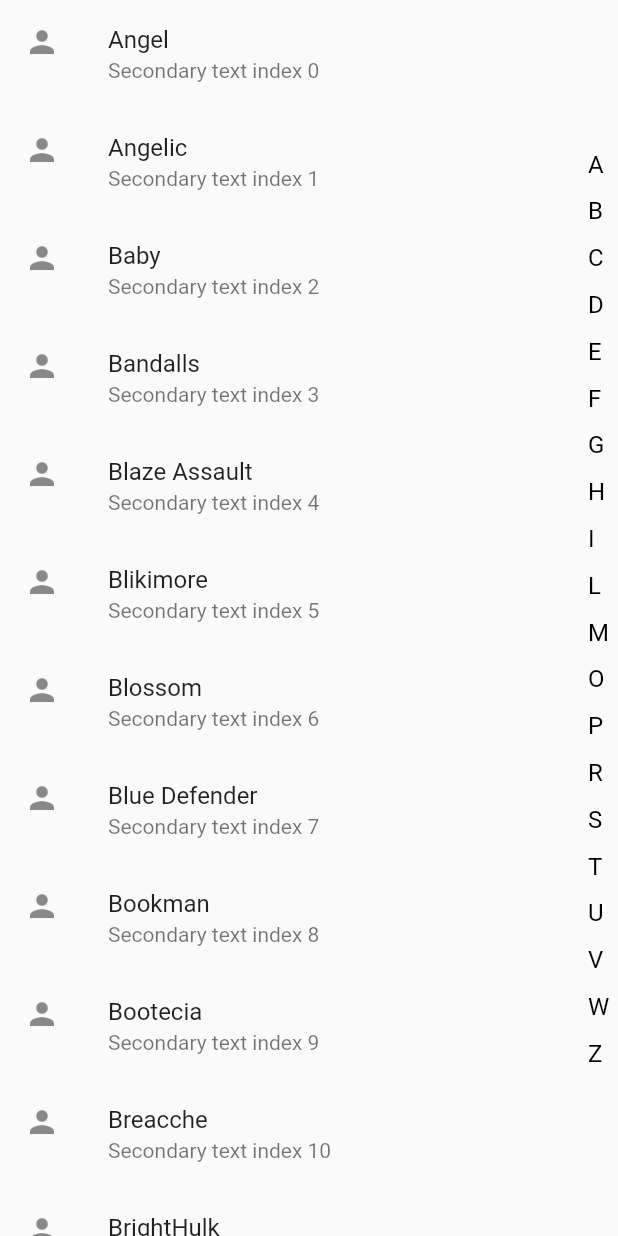
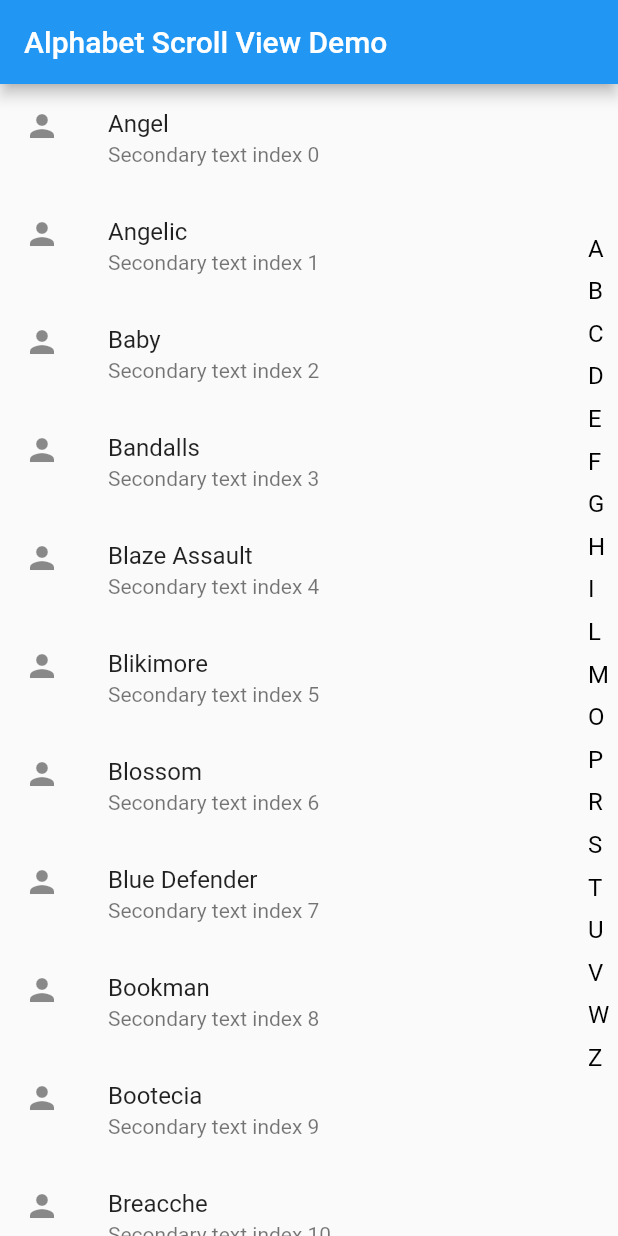
Before and after one commit to maheshj01/alphabet_scroll_view, a Flutter app: the screen it shows after launch, on a phone screen of 412 x 824 dp. Run offline on Flutter 3.47's test engine with Material 2 defaults, Android fonts, the phone set to English and light mode, and no system bars.

Commit message:
add a todo

```diff
--- a/example/lib/main.dart
+++ b/example/lib/main.dart
@@ -47,7 +47,7 @@ class _HomePage extends State<HomePage> {
   @override
   Widget build(BuildContext context) {
     return Scaffold(
-      // appBar: AppBar(title: const Text('Alphabet Scroll View Demo')),
+      appBar: AppBar(title: const Text('Alphabet Scroll View Demo')),
       body: AlphabetScrollView<String>(
         list: list,
         controller: _scrollController,
```
Also changed, not shown: 1 other file.
